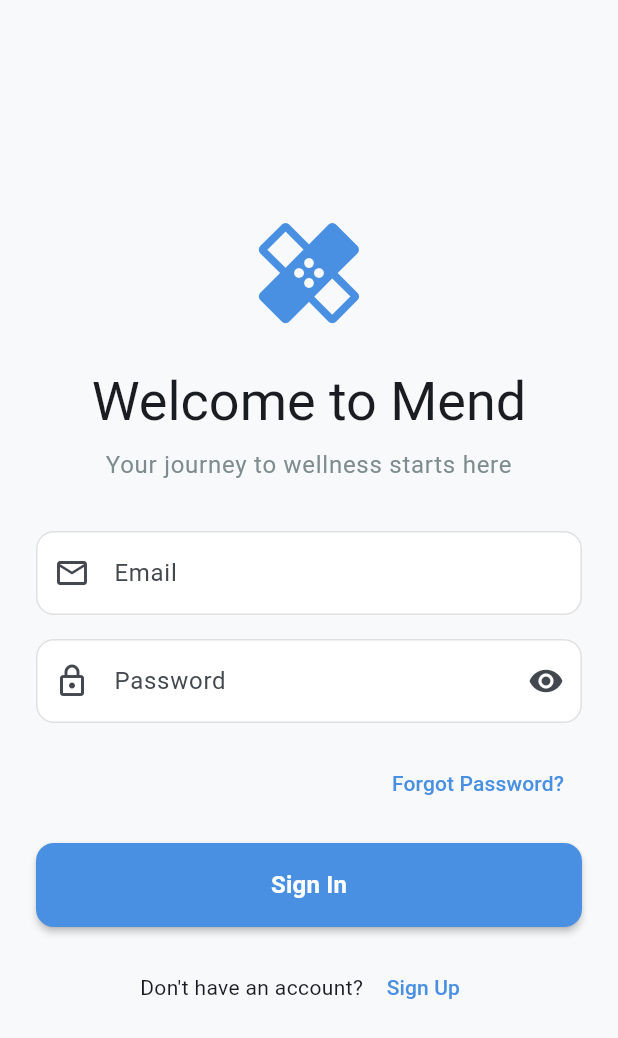
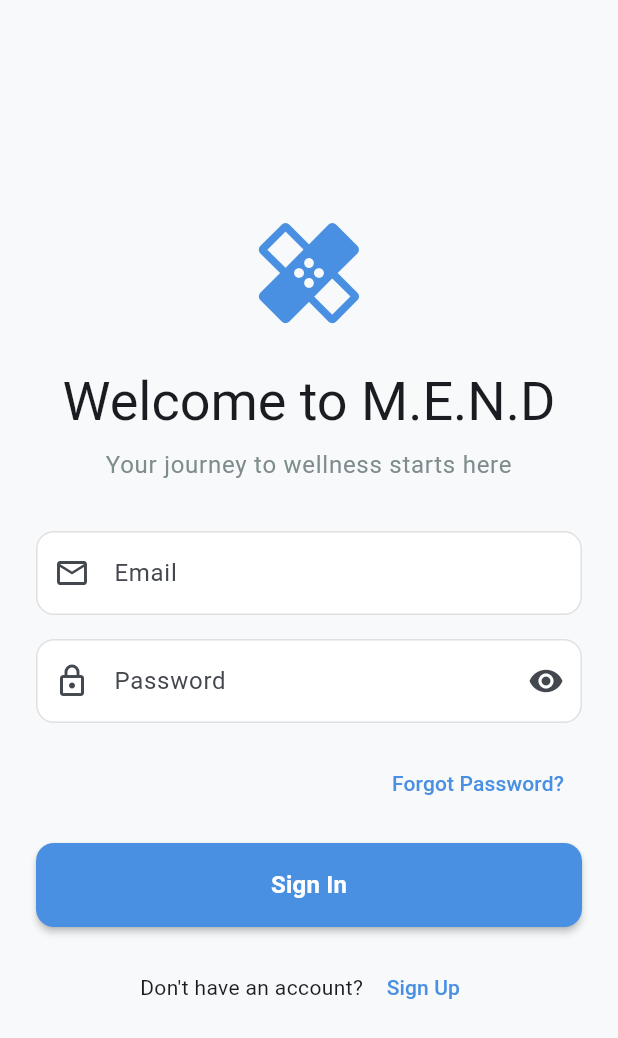
Before and after one commit to RohanM007/Mend, a Flutter app: the screen it shows after launch, on a phone screen of 412 x 824 dp. Shown: the top 1038 px of the screen. Run offline on Flutter 3.47's test engine with Material 3 defaults, Android fonts, the phone set to English and light mode, and no system bars; our stand-ins replace cloud_firestore, firebase_auth, firebase_core, fl_chart, flutter_local_notifications, google_fonts and 2 more; accounts and stored records are empty; generated files the repository leaves out were written again.

Commit message:
Changed the name from mend to M.E.N.D

```diff
--- a/Mend/mend/lib/constants/app_constants.dart
+++ b/Mend/mend/lib/constants/app_constants.dart
@@ -2,10 +2,10 @@ import 'package:flutter/material.dart';
 
 class AppConstants {
   // App Information
-  static const String appName = 'Mend';
+  static const String appName = 'M.E.N.D';
   static const String appVersion = '1.0.0';
   static const String appDescription =
-      'Your personal mental wellness companion';
+      'M.E.N.D (Mental Empowerment Nurturing Development) – Your personal mental wellness companion';
 
   // Colors - Blue, Green, Purple Theme
   static const Color primaryColor = Color(0xFF4A90E2); // Calming Blue
```
